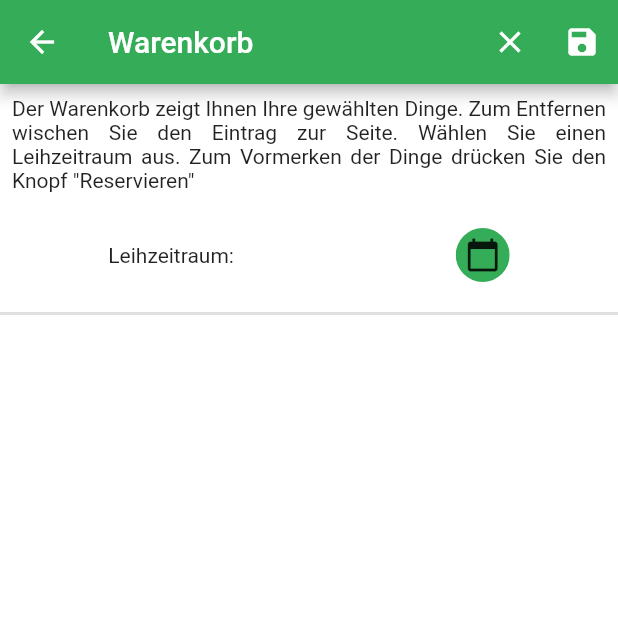
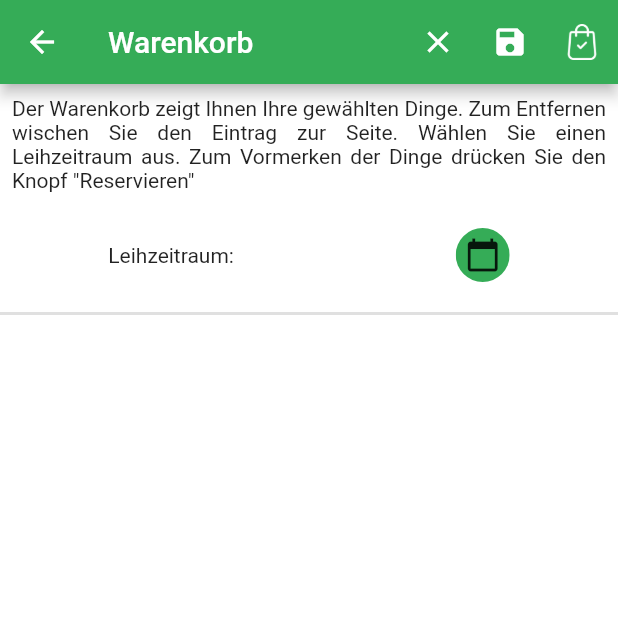
Before and after one commit to drmilde/leihladen_user_frontend_app, a Flutter app: the WarenkorbScreen screen opened directly, on a phone screen of 412 x 824 dp, the top half of it. Run offline on Flutter 3.47's test engine with Material 2 defaults, Android fonts, the phone set to English and light mode, and no system bars; our stand-ins replace qr_flutter, shared_preferences; accounts and stored records are empty.

Commit message:
Warenkob Action im Katalog

```diff
--- a/lib/screens/ausleihen/warenkorb_screen.dart
+++ b/lib/screens/ausleihen/warenkorb_screen.dart
@@ -3,6 +3,7 @@ import 'dart:math';
 import 'package:flutter/material.dart';
 import 'package:leihladen_user_frontend_app/model/data_model.dart';
 import 'package:leihladen_user_frontend_app/model/katalog.dart';
+import 'package:leihladen_user_frontend_app/screens/ausleihen/reservierung_screen.dart';
 import 'package:leihladen_user_frontend_app/widgets/circular_icon_button_widget.dart';
 import 'package:leihladen_user_frontend_app/widgets/product_card_widget.dart';
 
@@ -48,6 +49,13 @@ class _WarenkorbScreenState extends State<WarenkorbScreen> {
               _saveData();
             },
           ),
+          IconButton(
+              //icon: Icon(Icons.shopping_bag_outlined),
+              icon: ImageIcon(AssetImage("assets/images/symbol/order_symbol.png")),
+              onPressed: () {
+                Navigator.of(context).push(
+                    MaterialPageRoute(builder: (context) => ReservierungScreen()));
+              }),
         ],
       ),
       body: Column(
@@ -147,20 +155,22 @@ class _WarenkorbScreenState extends State<WarenkorbScreen> {
   Container _backgroundDelete() {
     return Container(
         color: Colors.red,
-                            child: Center(child: Row(
+        child: Center(
+            child: Row(
           mainAxisAlignment: MainAxisAlignment.spaceBetween,
           children: [
             Padding(
               padding: const EdgeInsets.all(8.0),
-                                  child: Text("löschen", style: TextStyle(fontSize: 20, color: Colors.white)),
+              child: Text("löschen",
+                  style: TextStyle(fontSize: 20, color: Colors.white)),
             ),
             Padding(
               padding: const EdgeInsets.all(8.0),
-                                  child: Text("löschen", style: TextStyle(fontSize: 20, color: Colors.white)),
+              child: Text("löschen",
+                  style: TextStyle(fontSize: 20, color: Colors.white)),
             ),
           ],
-                            ))
-                          );
+        )));
   }
 
   void _saveData() {
```
Lines whose indentation alone changed are shown as unchanged.
